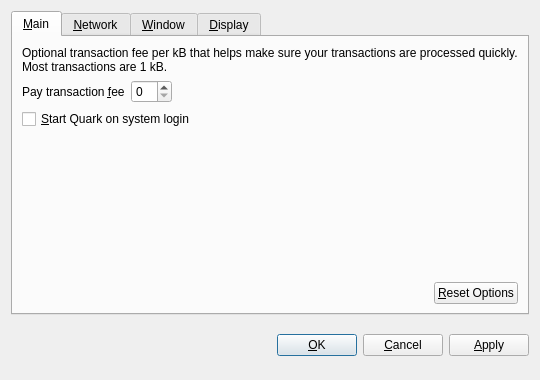
Above: src/qt/forms/optionsdialog.ui from garrood/bradburycoin before the change. Below: the same form after it.
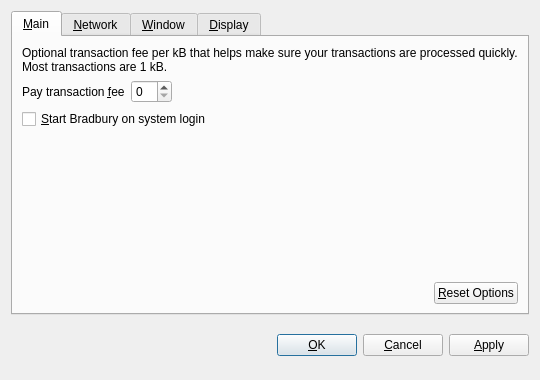
That is the form after the change. The open tabs and pages were chosen to show the change. Custom widgets are drawn as their Qt base class.

```diff
--- a/src/qt/forms/optionsdialog.ui
+++ b/src/qt/forms/optionsdialog.ui
@@ -82,7 +82,7 @@
           <string>Automatically start Quark after logging in to the system.</string>
          </property>
          <property name="text">
-          <string>&amp;Start Quark on system login</string>
+          <string>&amp;Start Bradbury on system login</string>
          </property>
         </widget>
        </item>
```
Left out of the diff: 10 changed lines with no effect on the pictures.
